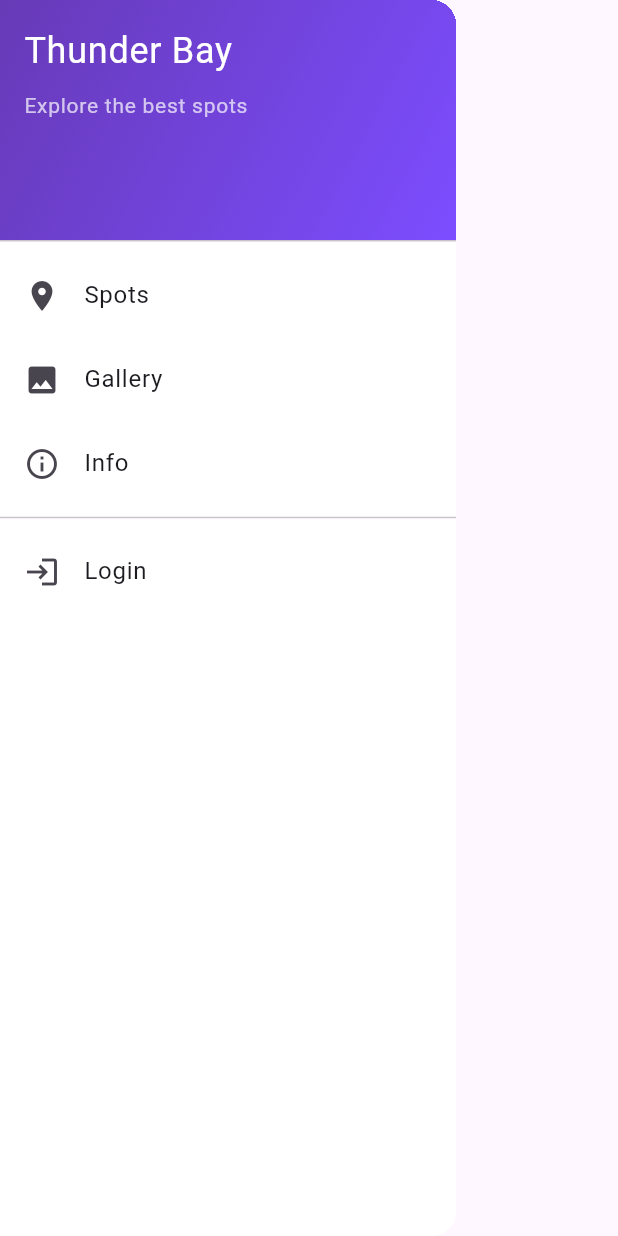
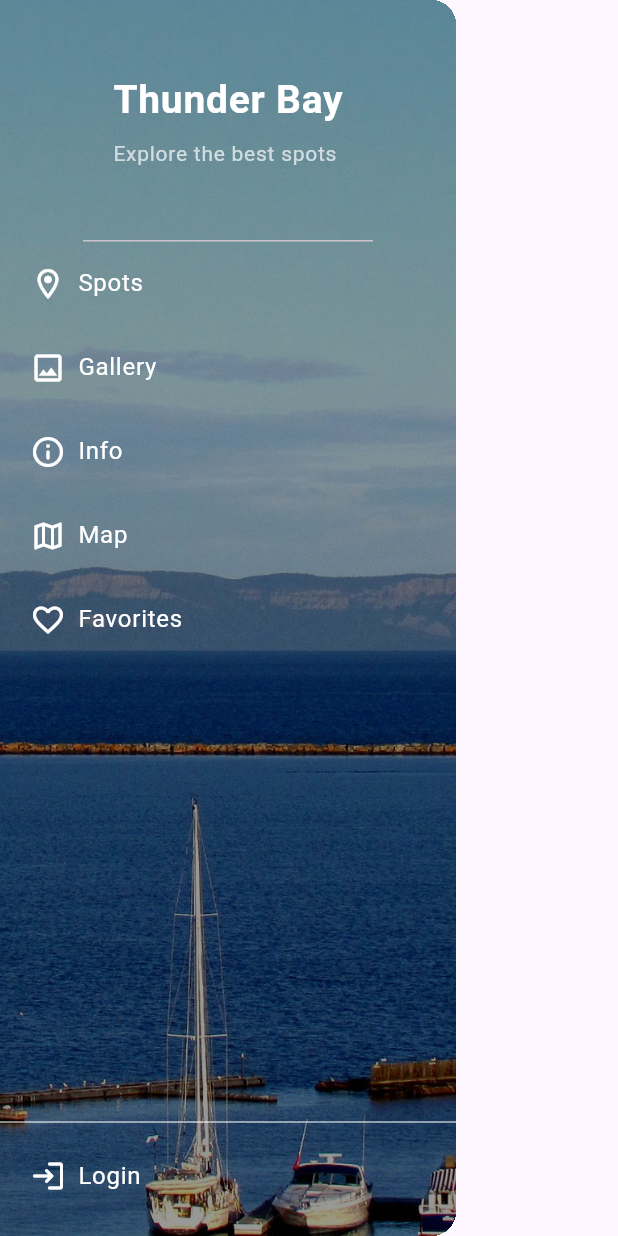
Before and after one commit to brubin25/group8-my-city-tourist-app, a Flutter app: the AppDrawer widget shown alone on an empty page, opened directly with empty values, on a phone screen of 412 x 824 dp. Run offline on Flutter 3.47's test engine with Material 3 defaults, Android fonts, the phone set to English and light mode, and no system bars; our stand-ins replace sqflite; accounts and stored records are empty; network calls fail.

Commit message:
Improved drawer background using Thunder Bay image

```diff
--- a/lib/widgets/app_drawer.dart
+++ b/lib/widgets/app_drawer.dart
@@ -8,56 +8,90 @@
   @override
   Widget build(BuildContext context) {
     return Drawer(
-      backgroundColor: Colors.white,
-      child: ListView(
-        padding: EdgeInsets.zero,
+      child: Stack(
+        fit: StackFit.expand,
         children: [
-          DrawerHeader(
-            decoration: const BoxDecoration(
-              gradient: LinearGradient(
-                colors: [Colors.deepPurple, Colors.deepPurpleAccent],
-                begin: Alignment.topLeft,
-                end: Alignment.bottomRight,
+          // Background image
+          Image.asset(
+            'assets/images/gallery/gallery2.jpg',
+            fit: BoxFit.cover,
+          ),
+
+          // Dark overlay for readability
+          Container(
+            color: Colors.black.withOpacity(0.4),
+          ),
+
+          // Drawer content
+          Column(
+            children: [
+              const DrawerHeader(
+                margin: EdgeInsets.zero,
+                padding: EdgeInsets.symmetric(horizontal: 20),
+                child: Column(
+                  mainAxisAlignment: MainAxisAlignment.center,
+                  crossAxisAlignment: CrossAxisAlignment.start,
+                  children: [
+                    Text(
+                      'Thunder Bay',
+                      style: TextStyle(
+                        fontSize: 26,
+                        fontWeight: FontWeight.bold,
+                        color: Colors.white,
                       ),
                     ),
-            child: Column(
-              crossAxisAlignment: CrossAxisAlignment.start,
-              children: const [
-                Text(
-                  'Thunder Bay',
-                  style: TextStyle(fontSize: 24, color: Colors.white),
-                ),
-                SizedBox(height: 8),
+                    SizedBox(height: 6),
                     Text(
                       'Explore the best spots',
-                  style: TextStyle(fontSize: 14, color: Colors.white70),
+                      style: TextStyle(
+                        fontSize: 14,
+                        color: Colors.white70,
+                      ),
                     ),
                   ],
                 ),
               ),
-          ListTile(
-            leading: const Icon(Icons.place),
-            title: const Text('Spots'),
-            onTap: () => onItemSelected(0),
+              Expanded(
+                child: ListView(
+                  children: [
+                    _buildMenuItem(context, Icons.location_on_outlined, 'Spots', 0),
+                    _buildMenuItem(context, Icons.image_outlined, 'Gallery', 1),
+                    _buildMenuItem(context, Icons.info_outline_rounded, 'Info', 2),
+                    _buildMenuItem(context, Icons.map_outlined, 'Map', 3),
+                    _buildMenuItem(context, Icons.favorite_border, 'Favorites', 4),
+                  ],
                 ),
-          ListTile(
-            leading: const Icon(Icons.photo),
-            title: const Text('Gallery'),
-            onTap: () => onItemSelected(1),
               ),
-          ListTile(
-            leading: const Icon(Icons.info_outline),
-            title: const Text('Info'),
-            onTap: () => onItemSelected(2),
+              const Divider(color: Colors.white70, thickness: 1),
+              Padding(
+                padding: const EdgeInsets.only(bottom: 12),
+                child: _buildMenuItem(context, Icons.login_rounded, 'Login', 5),
               ),
-          const Divider(),
-          ListTile(
-            leading: const Icon(Icons.login),
-            title: const Text('Login'),
-            onTap: () => onItemSelected(3),
+            ],
           ),
         ],
       ),
     );
   }
+
+  Widget _buildMenuItem(
+      BuildContext context,
+      IconData icon,
+      String label,
+      int index,
+      ) {
+    return ListTile(
+      leading: Icon(icon, color: Colors.white),
+      title: Text(
+        label,
+        style: const TextStyle(
+          fontSize: 16,
+          color: Colors.white,
+        ),
+      ),
+      onTap: () => onItemSelected(index),
+      horizontalTitleGap: 8,
+      contentPadding: const EdgeInsets.symmetric(horizontal: 20),
+    );
   }
+}
```
Lines whose indentation alone changed are shown as unchanged.
